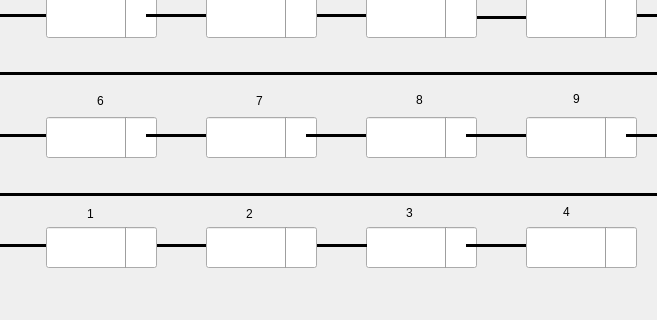
First picture: the form in khappppi/linkedlist.ui, repository Gaurang1044/Data-Structure-Visualizer, before the edit; both pictures show x 204 to 861 and y 313 to 633 of the 958 by 633 pixel window.
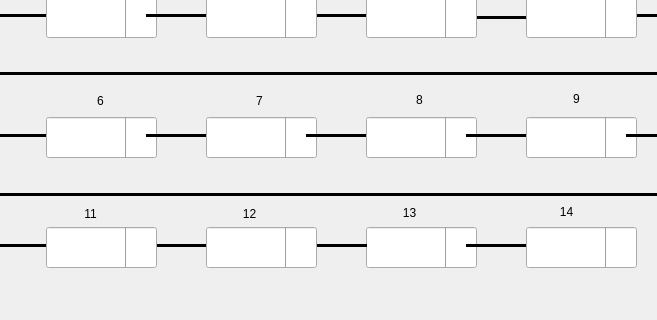
Second picture: the form after the edit.

What changed in the file:
```diff
--- a/khappppi/linkedlist.ui
+++ b/khappppi/linkedlist.ui
@@ -1319,7 +1319,7 @@
      </rect>
     </property>
     <property name="text">
-     <string>3</string>
+     <string>13</string>
     </property>
     <property name="alignment">
      <set>Qt::AlignCenter</set>
@@ -1335,7 +1335,7 @@
      </rect>
     </property>
     <property name="text">
-     <string>1</string>
+     <string>11</string>
     </property>
     <property name="alignment">
      <set>Qt::AlignCenter</set>
@@ -1367,7 +1367,7 @@
      </rect>
     </property>
     <property name="text">
-     <string>2</string>
+     <string>12</string>
     </property>
     <property name="alignment">
      <set>Qt::AlignCenter</set>
@@ -1383,7 +1383,7 @@
      </rect>
     </property>
     <property name="text">
-     <string>4</string>
+     <string>14</string>
     </property>
     <property name="alignment">
      <set>Qt::AlignCenter</set>
```
